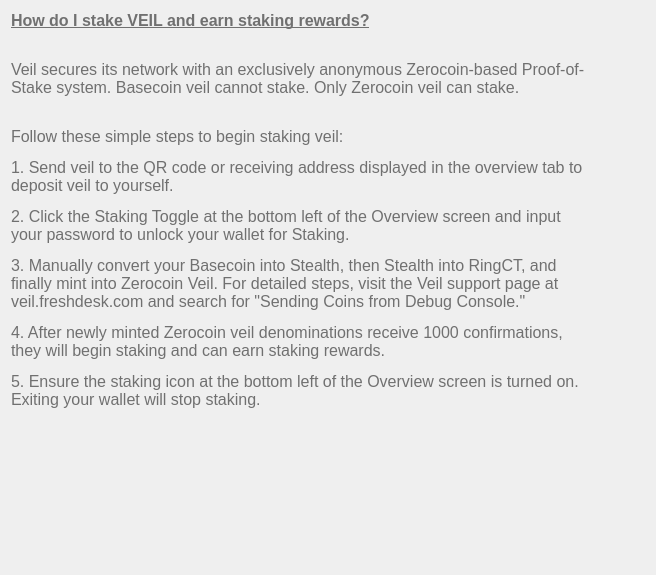
Above: src/qt/veil/forms/settingsfaq08.ui from Veil-Project/veil before the change. Below: the same form after it.
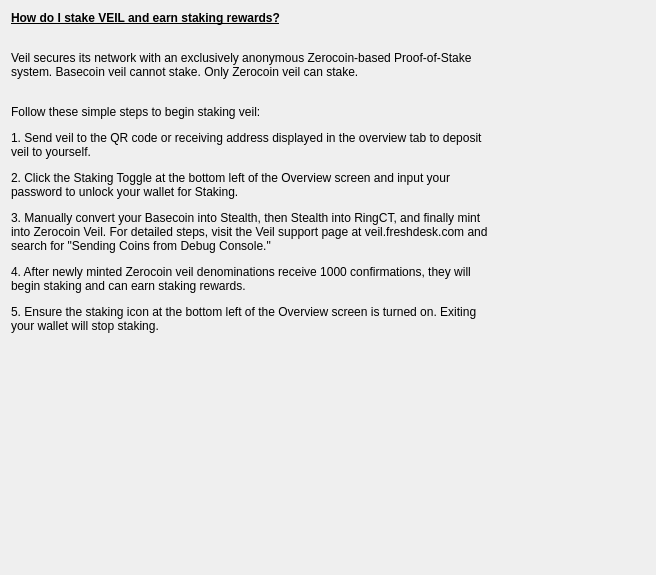
That is the form after the change.

The edit to the form file:
```diff
--- a/src/qt/veil/forms/settingsfaq08.ui
+++ b/src/qt/veil/forms/settingsfaq08.ui
@@ -13,10 +13,6 @@
   <property name="windowTitle">
    <string>Form</string>
   </property>
-  <property name="styleSheet">
-   <string notr="true">font-size:16px;
-color:#707070;</string>
-  </property>
   <layout class="QVBoxLayout" name="verticalLayout" stretch="1,0">
    <property name="rightMargin">
     <number>60</number>
@@ -29,9 +25,6 @@
        <height>0</height>
       </size>
      </property>
-     <property name="styleSheet">
-      <string notr="true">font-weight:200;</string>
-     </property>
      <property name="text">
       <string>&lt;html&gt;&lt;head/&gt;&lt;body&gt;&lt;p&gt;&lt;span style=&quot; font-weight:600; text-decoration: underline;&quot;&gt;How do I stake VEIL and earn staking rewards?&lt;/span&gt;&lt;/p&gt;&lt;p&gt;&lt;br/&gt;Veil secures its network with an exclusively anonymous Zerocoin-based Proof-of-Stake system. Basecoin veil cannot stake. Only Zerocoin veil can stake.&lt;br/&gt;&lt;/p&gt;&lt;p&gt;Follow these simple steps to begin staking veil:&lt;/p&gt;&lt;p&gt;1. Send veil to the QR code or receiving address displayed in the overview tab to deposit veil to yourself.&lt;/p&gt;&lt;p&gt;2. Click the Staking Toggle at the bottom left of the Overview screen and input your password to unlock your wallet for Staking.&lt;/p&gt;&lt;p&gt;3. Manually convert your Basecoin into Stealth, then Stealth into RingCT, and finally mint into Zerocoin Veil. For detailed steps, visit the Veil support page at veil.freshdesk.com and search for "Sending Coins from Debug Console."&lt;/p&gt;&lt;p&gt;4. After newly minted Zerocoin veil denominations receive 1000 confirmations, they will begin staking and can earn staking rewards.&lt;/p&gt;&lt;p&gt;5. Ensure the staking icon at the bottom left of the Overview screen is turned on. Exiting your wallet will stop staking. &lt;/p&gt;&lt;/body&gt;&lt;/html&gt;</string>
      </property>
```
